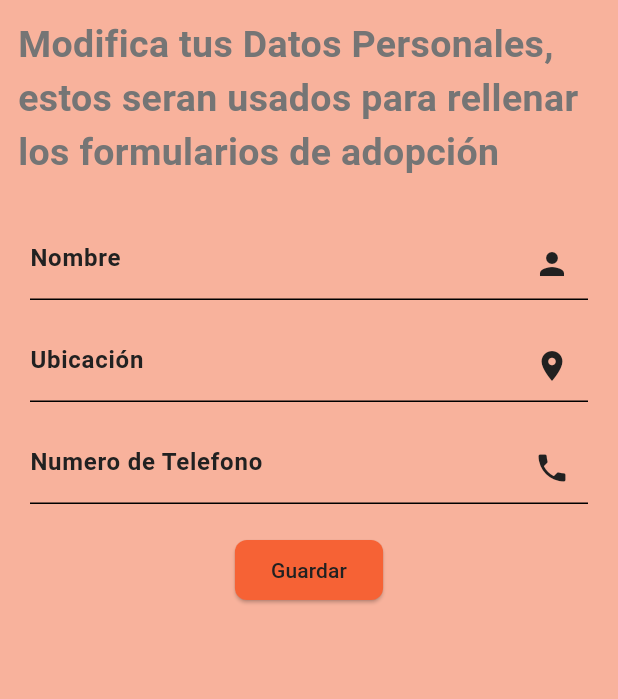
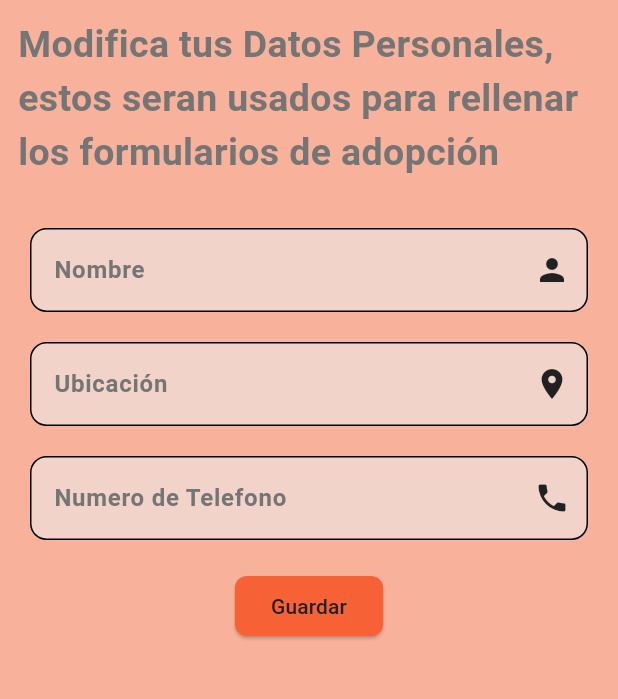
Before and after one commit to nereagorostidi/DogHero, a Flutter app: the Preferencias screen opened directly, on a phone screen of 412 x 824 dp, the part 84-783 px from its top. Run offline on Flutter 3.47's test engine with Material 3 defaults, Android fonts, the phone set to English and light mode, and no system bars; our stand-ins replace cloud_firestore, curved_navigation_bar, firebase_auth, firebase_core, flutter_custom_clippers, font_awesome_flutter and 3 more; missing offline and left inert: mailer; accounts and stored records are empty.

Commit message:
cambios en login
Cambios icono login y en themes

```diff
--- a/lib/UI/auth/login.dart
+++ b/lib/UI/auth/login.dart
@@ -33,7 +33,7 @@ class _LoginState extends State<Login> {
               ClipPath(
                 clipper: OvalBottomBorderClipper(),
                 child: SizedBox(
-                  height: MediaQuery.of(context).size.height * 0.33,
+                  height: MediaQuery.of(context).size.height * 0.35,
                   //color: Colors.orange,
                   child: Center(
                     child: Column(
--- a/lib/config/ligth_theme.dart
+++ b/lib/config/ligth_theme.dart
@@ -82,4 +82,24 @@ final ThemeData lightTheme = ThemeData(
           color: LightThemeColors.primaryColor), // Borde del botón
     ),
   ),
+  inputDecorationTheme: InputDecorationTheme(
+    filled: true,
+    fillColor: LightThemeColors.surfaceColor, // Fondo del cuadro de texto
+    hintStyle: const TextStyle(
+      color: LightThemeColors.secondaryTextColor, // Placeholder gris claro
+    ),
+
+    border: OutlineInputBorder(
+      borderRadius: BorderRadius.circular(11.0),
+    ),
+    enabledBorder: OutlineInputBorder(
+      borderRadius: BorderRadius.circular(
+          11.0), // Bordes redondeados al no estar enfocado
+    ),
+    focusedBorder: OutlineInputBorder(
+      borderRadius:
+          BorderRadius.circular(11.0), // Bordes redondeados al enfocarse
+      borderSide: BorderSide.none, // Sin borde también al enfocarse
+    ),
+  ),
 );
```
